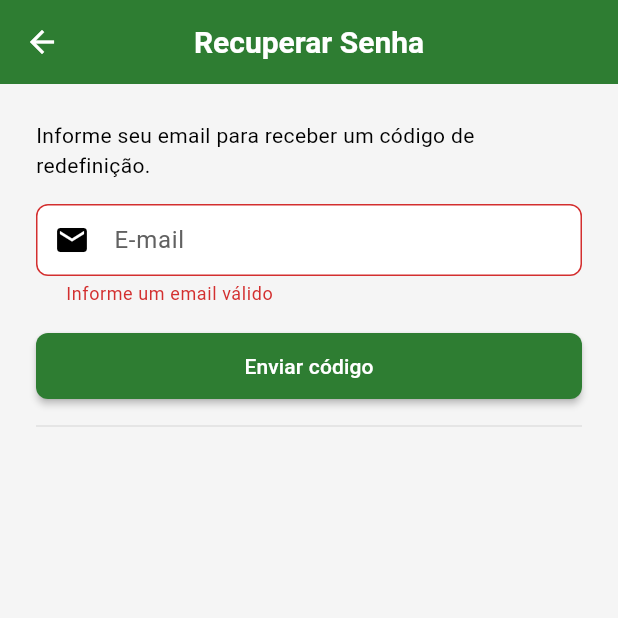
After one commit to allandennis30/compra_pronta, a Flutter app: the ForgotPasswordPage screen opened by its route, after a tap on "Enviar código", on a phone screen of 412 x 824 dp, the top half of it. The commit adds this screen. Run offline on Flutter 3.47's test engine with Material 3 defaults, Android fonts, the phone set to English and light mode, and no system bars; our stand-ins replace get, get_storage, hive_flutter, image_picker, mask_text_input_formatter, pdf and 2 more; missing offline and left inert: mobile_scanner; accounts and stored records are empty; network calls fail.

Commit message:
🔧 Atualizar submódulo do backend e implementar recuperação de senha
- Atualizado o submódulo do backend para o commit mais recente.
- Adicionadas novas constantes para os endpoints de recuperação de senha no arquivo `app_constants.dart`.
- Implementadas as funções `requestPasswordReset` e `resetPassword` no repositório de autenticação, permitindo a recuperação de senha.
- Adicionada navegação para a página de recuperação de senha na página de login, melhorando a usabilidade.
- Refatorada a lógica de montagem de endereços no controlador de checkout para maior clareza e eficiência.

```diff
--- a/lib/constants/app_constants.dart
+++ b/lib/constants/app_constants.dart
@@ -75,6 +75,10 @@ class AppConstants {
       '$baseUrl$apiVersion$authEndpoint/profile';
   static String get logoutEndpoint => '$baseUrl$apiVersion$authEndpoint/logout';
   static String get usersEndpoint => '$baseUrl$apiVersion$authEndpoint/users';
+  static String get forgotPasswordEndpoint =>
+      '$baseUrl$apiVersion$authEndpoint/forgot-password';
+  static String get resetPasswordEndpoint =>
+      '$baseUrl$apiVersion$authEndpoint/reset-password';
 
   // Products endpoints
   static String get productsEndpoint => '$baseUrl$apiVersion/products';
--- /dev/null
+++ b/lib/modules/auth/pages/forgot_password_page.dart
@@ -0,0 +1,161 @@
+import 'package:flutter/material.dart';
+import 'package:get/get.dart';
+import '../../../core/utils/snackbar_utils.dart';
+import '../../../core/utils/logger.dart';
+import '../repositories/auth_repository.dart';
+
+class ForgotPasswordPage extends StatefulWidget {
+  const ForgotPasswordPage({super.key});
+
+  @override
+  State<ForgotPasswordPage> createState() => _ForgotPasswordPageState();
+}
+
+class _ForgotPasswordPageState extends State<ForgotPasswordPage> {
+  final AuthRepository _authRepository = Get.find<AuthRepository>();
+  final _emailController = TextEditingController();
+  final _codeController = TextEditingController();
+  final _passwordController = TextEditingController();
+  final _formKeyRequest = GlobalKey<FormState>();
+  final _formKeyReset = GlobalKey<FormState>();
+  bool _codeRequested = false;
+  bool _obscure = true;
+  bool _loading = false;
+
+  Future<void> _requestCode() async {
+    if (!_formKeyRequest.currentState!.validate()) return;
+    setState(() => _loading = true);
+    try {
+      await _authRepository.requestPasswordReset(_emailController.text.trim());
+      setState(() => _codeRequested = true);
+      if (mounted) {
+        SnackBarUtils.showSuccess(
+            context, 'Enviamos um código para seu email.');
+      }
+    } catch (e) {
+      AppLogger.error('Erro ao solicitar código', e);
+      if (mounted) {
+        final raw = e.toString();
+        final message = raw.startsWith('Exception: ')
+            ? raw.substring('Exception: '.length)
+            : raw;
+        SnackBarUtils.showError(context, message);
+      }
+    } finally {
+      if (mounted) setState(() => _loading = false);
+    }
+  }
+
+  Future<void> _resetPassword() async {
+    if (!_formKeyReset.currentState!.validate()) return;
+    setState(() => _loading = true);
+    try {
+      await _authRepository.resetPassword(
+        email: _emailController.text.trim(),
+        code: _codeController.text.trim(),
+        newPassword: _passwordController.text.trim(),
+      );
+      if (mounted) {
+        SnackBarUtils.showSuccess(context, 'Senha redefinida com sucesso.');
+        Get.back();
+      }
+    } catch (e) {
+      AppLogger.error('Erro ao redefinir senha', e);
+      if (mounted) {
+        final raw = e.toString();
+        final message = raw.startsWith('Exception: ')
+            ? raw.substring('Exception: '.length)
+            : raw;
+        SnackBarUtils.showError(context, message);
+      }
+    } finally {
+      if (mounted) setState(() => _loading = false);
+    }
+  }
+
+  @override
+  Widget build(BuildContext context) {
+    return Scaffold(
+      appBar: AppBar(title: const Text('Recuperar Senha')),
+      body: SingleChildScrollView(
+        padding: const EdgeInsets.all(24),
+        child: Column(
+          crossAxisAlignment: CrossAxisAlignment.stretch,
+          children: [
+            const Text(
+                'Informe seu email para receber um código de redefinição.'),
+            const SizedBox(height: 16),
+            Form(
+              key: _formKeyRequest,
+              child: TextFormField(
+                controller: _emailController,
+                decoration: const InputDecoration(
+                  labelText: 'E-mail',
+                  prefixIcon: Icon(Icons.email),
+                ),
+                validator: (v) => v != null && v.contains('@')
+                    ? null
+                    : 'Informe um email válido',
+                keyboardType: TextInputType.emailAddress,
+              ),
+            ),
+            const SizedBox(height: 16),
+            ElevatedButton(
+              onPressed: _loading ? null : _requestCode,
+              child: _loading
+                  ? const CircularProgressIndicator(color: Colors.white)
+                  : const Text('Enviar código'),
+            ),
+            const Divider(height: 32),
+            if (_codeRequested) ...[
+              const Text('Digite o código recebido e sua nova senha.'),
+              const SizedBox(height: 16),
+              Form(
+                key: _formKeyReset,
+                child: Column(
+                  children: [
+                    TextFormField(
+                      controller: _codeController,
+                      decoration: const InputDecoration(
+                        labelText: 'Código',
+                        prefixIcon: Icon(Icons.verified),
+                      ),
+                      validator: (v) => (v != null && v.length >= 4)
+                          ? null
+                          : 'Código inválido',
+                    ),
+                    const SizedBox(height: 16),
+                    TextFormField(
+                      controller: _passwordController,
+                      decoration: InputDecoration(
+                        labelText: 'Nova senha',
+                        prefixIcon: const Icon(Icons.lock),
+                        suffixIcon: IconButton(
+                          icon: Icon(_obscure
+                              ? Icons.visibility_off
+                              : Icons.visibility),
+                          onPressed: () => setState(() => _obscure = !_obscure),
+                        ),
+                      ),
+                      obscureText: _obscure,
+                      validator: (v) => (v != null && v.length >= 6)
+                          ? null
+                          : 'Mínimo 6 caracteres',
+                    ),
+                  ],
+                ),
+              ),
+              const SizedBox(height: 16),
+              ElevatedButton(
+                onPressed: _loading ? null : _resetPassword,
+                child: _loading
+                    ? const CircularProgressIndicator(color: Colors.white)
+                    : const Text('Redefinir senha'),
+              ),
+            ],
+          ],
+        ),
+      ),
+    );
+  }
+}
--- a/lib/modules/auth/pages/login_page.dart
+++ b/lib/modules/auth/pages/login_page.dart
@@ -1,6 +1,7 @@
 import 'package:flutter/material.dart';
 import 'package:get/get.dart';
 import '../controllers/auth_controller.dart';
+import 'forgot_password_page.dart';
 
 class LoginPage extends StatelessWidget {
   final _emailController = TextEditingController();
@@ -62,6 +63,14 @@ class LoginPage extends StatelessWidget {
                     ],
                   )),
               const SizedBox(height: 16),
+              Align(
+                alignment: Alignment.centerRight,
+                child: TextButton(
+                  onPressed: () => Get.to(() => const ForgotPasswordPage()),
+                  child: const Text('Esqueceu a senha?'),
+                ),
+              ),
+              const SizedBox(height: 8),
               Obx(() => SizedBox(
                     width: double.infinity,
                     child: ElevatedButton(
--- a/lib/routes/app_pages.dart
+++ b/lib/routes/app_pages.dart
@@ -1,6 +1,7 @@
 import 'package:get/get.dart';
 import '../modules/auth/pages/login_page.dart';
 import '../modules/auth/pages/signup_page.dart';
+import '../modules/auth/pages/forgot_password_page.dart';
 import '../modules/cliente/pages/cliente_main_page.dart';
 import '../modules/cliente/pages/product_detail_page.dart';
 import '../modules/cliente/pages/checkout_page.dart';
@@ -33,6 +34,7 @@ class AuthBinding extends Bindings {
 abstract class Routes {
   static const login = '/login';
   static const signup = '/signup';
+  static const forgotPassword = '/forgot-password';
   static const clienteMain = '/cliente';
   static const clienteDetalhe = '/cliente/produto';
   static const clienteCheckout = '/cliente/checkout';
@@ -57,6 +59,11 @@ class AppPages {
     GetPage(
       name: Routes.signup,
       page: () => const SignupPage(),
+      binding: AuthBinding(),
+    ),
+    GetPage(
+      name: Routes.forgotPassword,
+      page: () => const ForgotPasswordPage(),
       binding: AuthBinding(),
     ),
     // Cliente - Página principal com navegação interna
```
Also changed, not shown: lib/modules/auth/repositories/auth_repository.dart (+73 -0 lines), lib/modules/cliente/controllers/checkout_controller.dart (+20 -4 lines), lib/modules/cliente/controllers/order_history_controller.dart (+22 -6 lines), lib/modules/cliente/pages/cliente_main_page.dart (+9 -0 lines), lib/modules/cliente/pages/order_success_page.dart (+5 -4 lines), lib/modules/cliente/widgets/empty_cart_widget.dart (+9 -1 lines).
